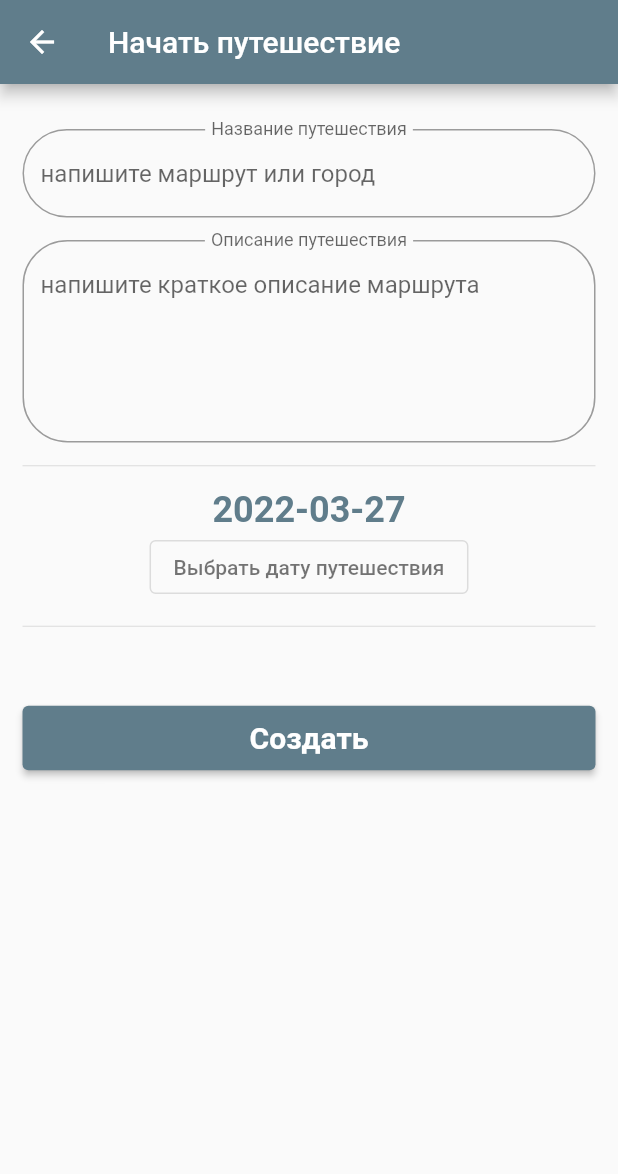
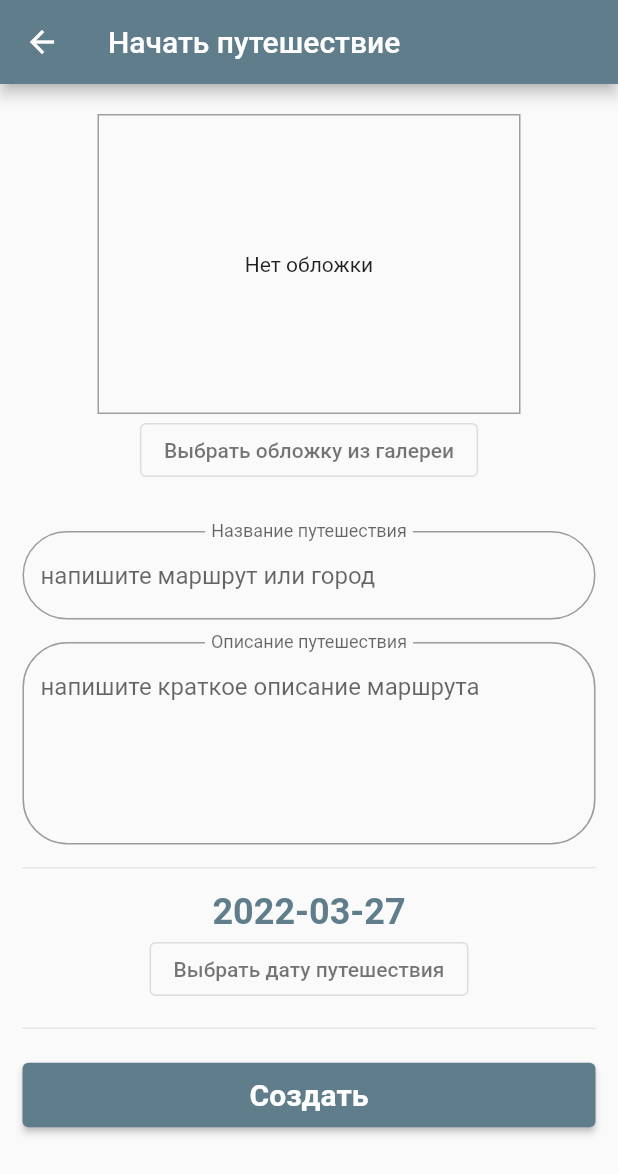
Before and after one commit to Sdoerty/Relevart, a Flutter app: the CreateTravel screen opened by its route, on a phone screen of 412 x 824 dp. Shown: the top 1174 px of the screen. Run offline on Flutter 3.47's test engine with Material 2 defaults, Android fonts, the phone set to English and light mode, and no system bars; our stand-ins replace cloud_firestore, firebase_auth, firebase_core, font_awesome_flutter, google_sign_in, image_picker; accounts and stored records are empty.

Commit message:
select and display image in create travel page

```diff
--- a/lib/pages/create_travel.dart
+++ b/lib/pages/create_travel.dart
@@ -1,7 +1,10 @@
+import 'dart:io';
+
 import 'package:cloud_firestore/cloud_firestore.dart';
 import 'package:firebase_auth/firebase_auth.dart';
 import 'package:firebase_core/firebase_core.dart';
 import 'package:flutter/material.dart';
+import 'package:image_picker/image_picker.dart';
 import 'package:provider/provider.dart';
 import 'package:relevart/services/cloud/cloud_travel.dart';
 import 'package:relevart/services/cloud/firebase_cloud_storage.dart';
@@ -9,13 +12,13 @@ import 'package:relevart/services/cloud/firebase_cloud_storage.dart';
 class ModelForm extends ChangeNotifier {
   final _userId = FirebaseAuth.instance.currentUser!.uid;
   final firebaseCloudStorage = FirebaseCloudStorage();
+  File? imageFile;
   final cloudTravel = CloudTravel(
       travelId: '',
       ownerUserId: '',
       title: '',
       description: '',
-      dateTravel: DateTime.now()
-);
+      dateTravel: DateTime.now());
 
   _selectDate(BuildContext context) async {
     final DateTime? picked = await showDatePicker(
@@ -28,6 +31,17 @@ class ModelForm extends ChangeNotifier {
       cloudTravel.dateTravel = picked;
       notifyListeners();
     }
+  }
+
+  _getFromGallery() async {
+    XFile? pickedFile = await ImagePicker().pickImage(
+      source: ImageSource.gallery,
+      maxHeight: 200,
+    );
+    if (pickedFile != null) {
+      imageFile = File(pickedFile.path);
+    }
+    notifyListeners();
   }
 }
 
@@ -76,14 +90,51 @@ class _TitleTravelFormWidgetState extends State<TitleTravelFormWidget> {
   @override
   Widget build(BuildContext context) {
     final model = context.read<ModelForm>();
-    final date = context.select((ModelForm date) => date.cloudTravel.dateTravel);
+    final date =
+        context.select((ModelForm date) => date.cloudTravel.dateTravel);
     final modelSelectDate = context.read<ModelForm>();
+    final image = context.select((ModelForm image) => image.imageFile);
+    final modelImage = context.watch<ModelForm>();
 
     return Padding(
       padding: EdgeInsets.only(left: 15, top: 20, right: 15, bottom: 0),
       child: Column(
         children: [
-          SizedBox(height: 10),
+          SizedBox(
+              child: Column(
+            children: [
+              image != null
+                  ? Container(
+                      child: Image.file(
+                        image,
+                        fit: BoxFit.cover,
+                      ),
+                    )
+                  : Container(
+                      margin: EdgeInsets.symmetric(horizontal: 50),
+                      decoration: BoxDecoration(
+                        border: Border.all(color: Colors.grey)
+                      ),
+                      height: 200,
+                      child: Center(child: Text('Нет обложки'))),
+              Container(
+                alignment: Alignment.center,
+                child: Column(
+                  mainAxisAlignment: MainAxisAlignment.center,
+                  children: <Widget>[
+                    OutlinedButton(
+                      onPressed: () {
+                        modelImage._getFromGallery();
+                      },
+                      child: Text("Выбрать обложку из галереи",
+                          style: TextStyle(color: Colors.black54)),
+                    ),
+                  ],
+                ),
+              ),
+            ],
+          )),
+          SizedBox(height: 30),
           TextField(
             onChanged: (String value) {
               model.cloudTravel.title = value;
@@ -135,8 +186,9 @@ class _TitleTravelFormWidgetState extends State<TitleTravelFormWidget> {
           Divider(
             height: 1,
           ),
-          SizedBox(height: 50),
-          SizedBox(
+          Padding(
+            padding: const EdgeInsets.symmetric(vertical: 20),
+            child: SizedBox(
               width: double.infinity,
               child: ElevatedButton(
                   onPressed: () => {
@@ -151,9 +203,10 @@ class _TitleTravelFormWidgetState extends State<TitleTravelFormWidget> {
                   style: ElevatedButton.styleFrom(
                       primary: Colors.blueGrey,
                       padding: EdgeInsets.symmetric(vertical: 10),
-                    textStyle:
-                        TextStyle(fontSize: 20, fontWeight: FontWeight.bold))),
-          )
+                      textStyle: TextStyle(
+                          fontSize: 20, fontWeight: FontWeight.bold))),
+            ),
+          ),
         ],
       ),
     );
--- a/pubspec.yaml
+++ b/pubspec.yaml
@@ -36,6 +36,7 @@ dependencies:
   firebase_core: ^1.13.1
   font_awesome_flutter: ^9.2.0
   cloud_firestore: ^3.1.10
+  image_picker: ^0.8.4+11
 
 dev_dependencies:
   flutter_test:
```
Also changed, not shown: pubspec.lock, 1 other file. Lines whose indentation alone changed are shown as unchanged.
